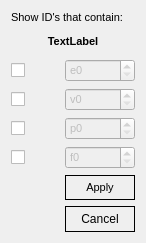
This is idfilter.ui in pjrinaldi/wombatforensics as Qt 5 draws it before an edit. The edited form follows.
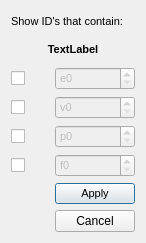
This is the edited form.

Commit message: filters are all dialogs now instead of frames

What changed in the file:
```diff
--- a/idfilter.ui
+++ b/idfilter.ui
@@ -187,7 +187,7 @@
       <cursorShape>ArrowCursor</cursorShape>
      </property>
      <property name="styleSheet">
-      <string notr="true">border: 1px solid black; padding-top: 5px; padding-bottom: 5px;</string>
+      <string notr="true"/>
      </property>
      <property name="text">
       <string>Apply</string>
@@ -196,20 +196,20 @@
       <bool>true</bool>
      </property>
      <property name="flat">
-      <bool>true</bool>
+      <bool>false</bool>
      </property>
     </widget>
    </item>
    <item row="7" column="1">
     <widget class="QPushButton" name="pushButton_2">
      <property name="styleSheet">
-      <string notr="true">border: 1px solid black; padding: 5px 5px 5px 5px;</string>
+      <string notr="true"/>
      </property>
      <property name="text">
       <string>Cancel</string>
      </property>
      <property name="flat">
-      <bool>true</bool>
+      <bool>false</bool>
      </property>
     </widget>
    </item>
```
Left out of the diff: 2 changed lines with no effect on the pictures. The commit also changes 1 other file.
